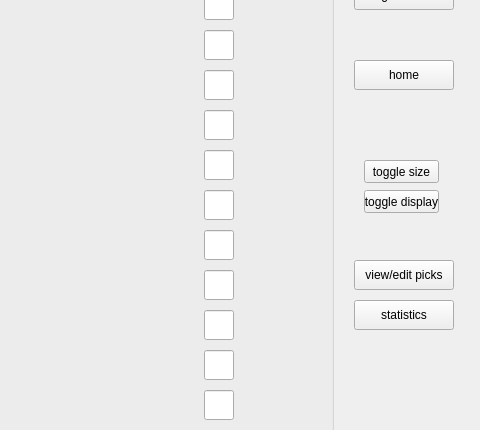
Above: nfl_picks.ui from midnighter67/NFLPicks before the change; both pictures show x 476 to 956 and y 250 to 680 of the 956 by 900 pixel window. Below: the same form after it.
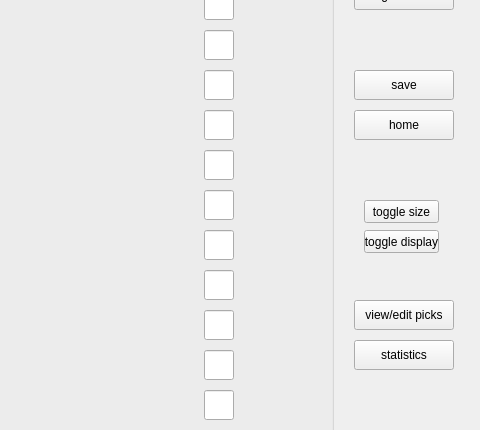
That is the form after the change.

Commit message: added saveChanges() which saves picks to the database

Patch:
```diff
--- a/nfl_picks.ui
+++ b/nfl_picks.ui
@@ -3123,7 +3123,7 @@
     <property name="geometry">
      <rect>
       <x>840</x>
-      <y>410</y>
+      <y>450</y>
       <width>75</width>
       <height>23</height>
      </rect>
@@ -3136,7 +3136,7 @@
     <property name="geometry">
      <rect>
       <x>840</x>
-      <y>440</y>
+      <y>480</y>
       <width>75</width>
       <height>23</height>
      </rect>
@@ -3149,7 +3149,7 @@
     <property name="geometry">
      <rect>
       <x>830</x>
-      <y>510</y>
+      <y>550</y>
       <width>100</width>
       <height>30</height>
      </rect>
@@ -3162,7 +3162,7 @@
     <property name="geometry">
      <rect>
       <x>830</x>
-      <y>550</y>
+      <y>590</y>
       <width>100</width>
       <height>30</height>
      </rect>
@@ -3175,7 +3175,7 @@
     <property name="geometry">
      <rect>
       <x>830</x>
-      <y>310</y>
+      <y>360</y>
       <width>100</width>
       <height>30</height>
      </rect>
@@ -3184,6 +3184,19 @@
      <string>home</string>
     </property>
    </widget>
+   <widget class="QPushButton" name="saveButton">
+    <property name="geometry">
+     <rect>
+      <x>830</x>
+      <y>320</y>
+      <width>100</width>
+      <height>30</height>
+     </rect>
+    </property>
+    <property name="text">
+     <string>save</string>
+    </property>
+   </widget>
   </widget>
   <widget class="QMenuBar" name="menubar">
    <property name="geometry">
```
Left out of the diff: 3 changed lines with no effect on the pictures. The commit also changes 2 other files.
